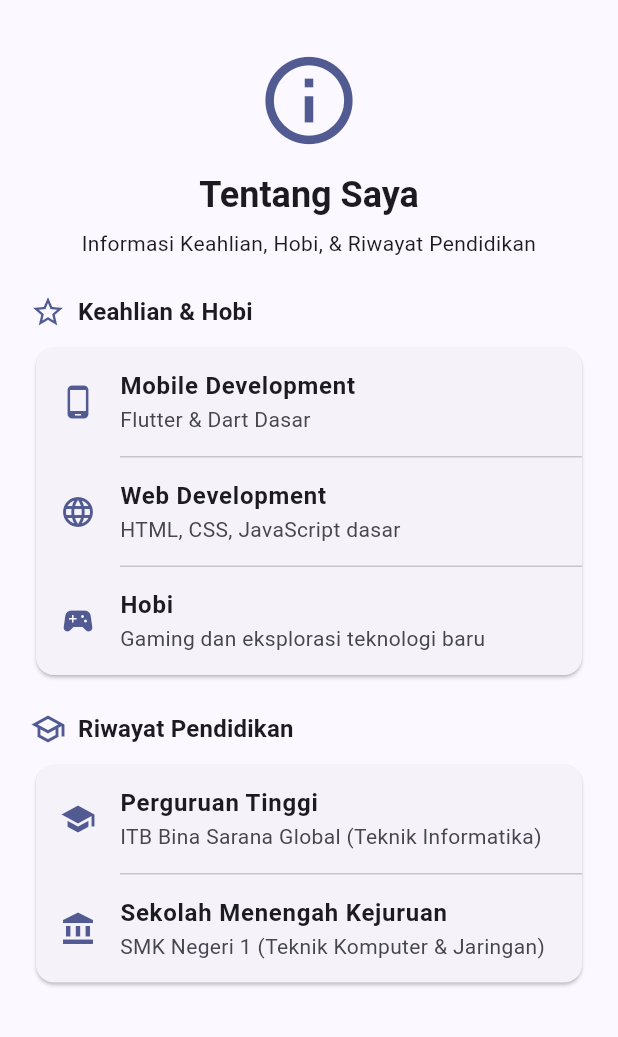
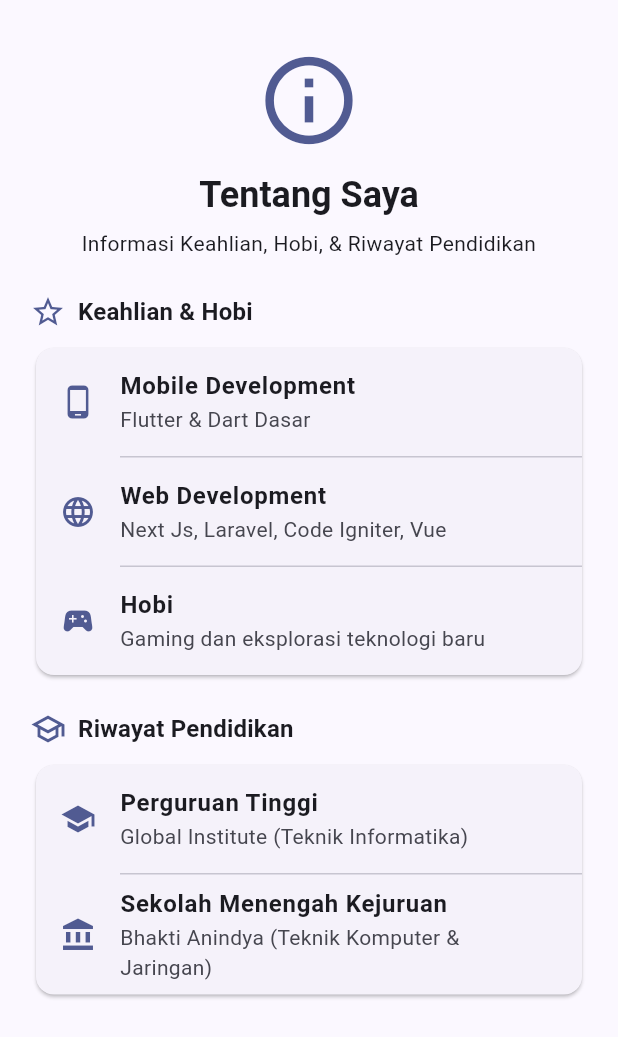
Before and after one commit to dygnora/uts-pml-1124160250, a Flutter app: the AboutPage widget shown alone on an empty page, opened directly, on a phone screen of 412 x 824 dp. Shown: the top 1037 px of the screen. Run offline on Flutter 3.47's test engine with Material 3 defaults, Android fonts, the phone set to English and light mode, and no system bars.

Commit message:
feat: update skills and education details in AboutPage

```diff
--- a/soal2_profil_app/lib/screens/about_page.dart
+++ b/soal2_profil_app/lib/screens/about_page.dart
@@ -54,7 +54,7 @@ class AboutPage extends StatelessWidget {
               InfoTile(
                 icon: Icons.language,
                 label: 'Web Development',
-                value: 'HTML, CSS, JavaScript dasar',
+                value: 'Next Js, Laravel, Code Igniter, Vue',
               ),
               Divider(height: 1, indent: 56),
               InfoTile(
@@ -78,13 +78,13 @@ class AboutPage extends StatelessWidget {
               InfoTile(
                 icon: Icons.school,
                 label: 'Perguruan Tinggi',
-                value: 'ITB Bina Sarana Global (Teknik Informatika)',
+                value: 'Global Institute (Teknik Informatika)',
               ),
               Divider(height: 1, indent: 56),
               InfoTile(
                 icon: Icons.account_balance,
                 label: 'Sekolah Menengah Kejuruan',
-                value: 'SMK Negeri 1 (Teknik Komputer & Jaringan)',
+                value: 'Bhakti Anindya (Teknik Komputer & Jaringan)',
               ),
             ],
           ),
```
